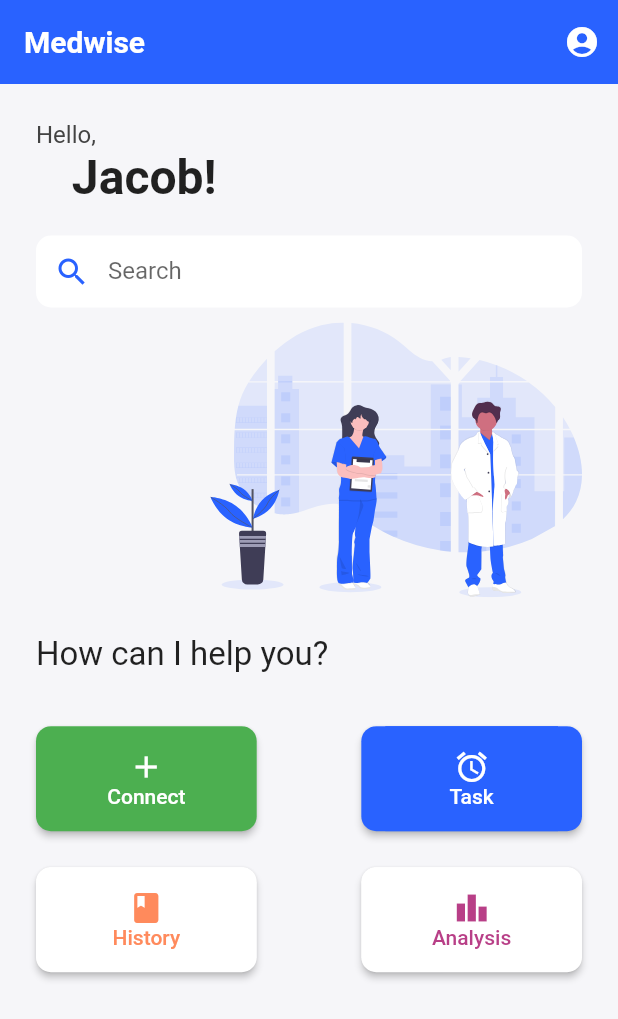
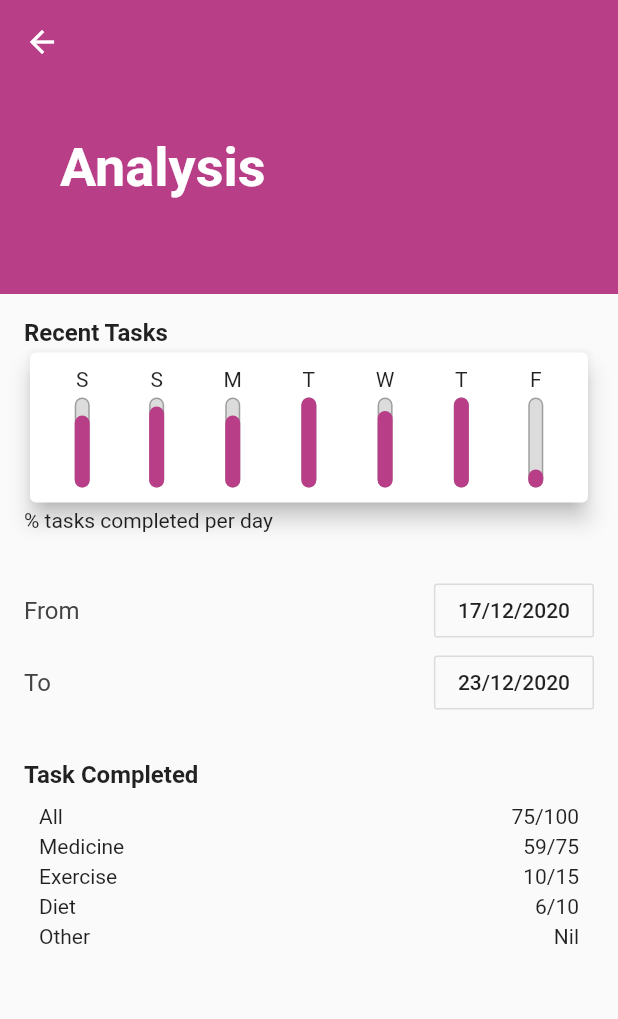
Before and after one commit to NavaneethRenjith/Medwise, a Flutter app: the screen it shows after launch, after a tap on "Analysis", on a phone screen of 412 x 824 dp. Shown: the top 1019 px of the screen. Run offline on Flutter 3.47's test engine with Material 2 defaults, Android fonts, the phone set to English and light mode, and no system bars; our stand-ins replace flutter_svg.

Commit message:
added analysis page

```diff
--- /dev/null
+++ b/Medwise/lib/screens/analysis_page.dart
@@ -0,0 +1,150 @@
+import 'package:flutter/material.dart';
+import 'package:intl/intl.dart';
+
+import '../widgets/chart.dart';
+
+class AnalysisPage extends StatelessWidget {
+  final _dateTo = DateTime.now();
+  final _dateFrom = DateTime.now().subtract(Duration(days: 6));
+
+  @override
+  Widget build(BuildContext context) {
+    return Scaffold(
+      appBar: AppBar(
+        backgroundColor: Color(0xffB83F87),
+        elevation: 0,
+      ),
+      body: Container(
+        child: SingleChildScrollView(
+          child: Column(
+            children: [
+              Container(
+                // Analysis heading section
+                height: 140,
+                width: MediaQuery.of(context).size.width,
+                color: Color(0xffB83F87),
+                padding: EdgeInsets.only(left: 40, top: 35),
+                child: Text(
+                  'Analysis',
+                  style: TextStyle(
+                    color: Colors.white,
+                    fontSize: 36,
+                    fontWeight: FontWeight.bold,
+                  ),
+                ),
+              ),
+              Padding(
+                padding: EdgeInsets.all(16),
+                child: Column(
+                  crossAxisAlignment: CrossAxisAlignment.start,
+                  children: [
+                    Text(
+                      'Recent Tasks',
+                      style: TextStyle(
+                          // color: Color(0xffB83F87),
+                          fontWeight: FontWeight.bold,
+                          fontSize: 16),
+                    ),
+                    Chart(), // Recent tasks chart
+                    Text(
+                      '% tasks completed per day',
+                    ),
+                    Padding(
+                      // Date selection
+                      padding: EdgeInsets.symmetric(vertical: 28),
+                      child: Column(
+                        children: [
+                          Row(
+                            mainAxisAlignment: MainAxisAlignment.spaceBetween,
+                            children: [
+                              Text(
+                                'From',
+                                style: Theme.of(context).textTheme.subtitle1,
+                              ),
+                              OutlineButton(
+                                onPressed: () {},
+                                child:
+                                    Text(DateFormat('d/M/y').format(_dateFrom)),
+                              ),
+                            ],
+                          ),
+                          Row(
+                            mainAxisAlignment: MainAxisAlignment.spaceBetween,
+                            children: [
+                              Text(
+                                'To',
+                                style: Theme.of(context).textTheme.subtitle1,
+                              ),
+                              OutlineButton(
+                                onPressed: () {},
+                                child:
+                                    Text(DateFormat('d/M/y').format(_dateTo)),
+                              ),
+                            ],
+                          ),
+                        ],
+                      ),
+                    ),
+                    Text(
+                      'Task Completed',
+                      style: TextStyle(
+                          // color: Color(0xffB83F87),
+                          fontWeight: FontWeight.bold,
+                          fontSize: 16),
+                    ),
+                    Padding(
+                      padding: const EdgeInsets.all(10),
+                      child: Column(
+                        children: [
+                          Row(
+                            mainAxisAlignment: MainAxisAlignment.spaceBetween,
+                            children: [
+                              Text('All'),
+                              Text('75/100'),
+                            ],
+                          ),
+                          SizedBox(height: 4),
+                          Row(
+                            mainAxisAlignment: MainAxisAlignment.spaceBetween,
+                            children: [
+                              Text('Medicine'),
+                              Text('59/75'),
+                            ],
+                          ),
+                          SizedBox(height: 4),
+                          Row(
+                            mainAxisAlignment: MainAxisAlignment.spaceBetween,
+                            children: [
+                              Text('Exercise'),
+                              Text('10/15'),
+                            ],
+                          ),
+                          SizedBox(height: 4),
+                          Row(
+                            mainAxisAlignment: MainAxisAlignment.spaceBetween,
+                            children: [
+                              Text('Diet'),
+                              Text('6/10'),
+                            ],
+                          ),
+                          SizedBox(height: 4),
+                          Row(
+                            mainAxisAlignment: MainAxisAlignment.spaceBetween,
+                            children: [
+                              Text('Other'),
+                              Text('Nil'),
+                            ],
+                          ),
+                        ],
+                      ),
+                    )
+                  ],
+                ),
+              ),
+            ],
+          ),
+        ),
+      ),
+    );
+  }
+}
--- a/Medwise/lib/screens/home_page.dart
+++ b/Medwise/lib/screens/home_page.dart
@@ -5,6 +5,7 @@ import '../screens/task_page.dart';
 import './connect_page.dart';
 import './profile_page.dart';
 import './history_page.dart';
+import '../screens/analysis_page.dart';
 
 class HomePage extends StatelessWidget {
   @override
@@ -233,7 +234,13 @@ class HomePage extends StatelessWidget {
                         borderRadius: BorderRadius.circular(10),
                       ),
                       child: RaisedButton(
-                        onPressed: () {},
+                        onPressed: () {
+                          Navigator.push(
+                            context,
+                            MaterialPageRoute(
+                                builder: (context) => AnalysisPage()),
+                          );
+                        },
                         color: Colors.white,
                         shape: RoundedRectangleBorder(
                           borderRadius: BorderRadius.circular(10.0),
--- a/Medwise/lib/screens/new_task.dart
+++ b/Medwise/lib/screens/new_task.dart
@@ -71,6 +71,7 @@ class _NewTaskState extends State<NewTask> {
         ],
       ),
       body: Container(
+        child: SingleChildScrollView(
           child: Column(
             children: [
               Container(
@@ -109,7 +110,8 @@ class _NewTaskState extends State<NewTask> {
                               ),
                             ),
                           ),
-                        FlatButton(
+                          OutlineButton(
+                            borderSide: BorderSide(color: Colors.purple),
                             onPressed: _presentDatePicker,
                             child: Text(
                               'Choose Date',
@@ -143,13 +145,13 @@ class _NewTaskState extends State<NewTask> {
                     SizedBox(
                       height: 60,
                     ),
-                  FlatButton(
+                    OutlineButton(
                       // Time Picker section
+                      borderSide: BorderSide(color: Colors.grey),
                       padding: EdgeInsets.symmetric(
                         vertical: 8,
                         horizontal: 24,
                       ),
-                    color: Color.fromRGBO(220, 220, 220, 0.5),
                       onPressed: _presentTimePicker,
                       child: _selectedTime == null
                           ? Text(
@@ -234,6 +236,7 @@ class _NewTaskState extends State<NewTask> {
             ],
           ),
         ),
+      ),
     );
   }
 }
--- /dev/null
+++ b/Medwise/lib/widgets/chart.dart
@@ -0,0 +1,276 @@
+import 'package:flutter/material.dart';
+import 'package:intl/intl.dart';
+
+class Chart extends StatelessWidget {
+  // List<Map<String,Object>> get recentTasks {
+  //   return List.generate(7, (index) {
+  //     final weekDay = DateTime.now().subtract(
+  //       Duration(days: index),
+  //     );
+
+  //     return {
+  //       'date': DateFormat.E().format(weekDay).substring(0, 1),
+  //     };
+  //   }).reversed.toList();
+  // }
+
+  @override
+  Widget build(BuildContext context) {
+    return Card(
+      elevation: 6,
+      child: Padding(
+        padding: const EdgeInsets.all(10),
+        child: Row(
+          mainAxisAlignment: MainAxisAlignment.spaceAround,
+          children: [
+            Column(
+              //6 days back
+              children: [
+                Text('S'),
+                SizedBox(height: 4),
+                Container(
+                  height: 60,
+                  width: 10,
+                  child: Stack(
+                    alignment: Alignment.bottomCenter,
+                    children: [
+                      Container(
+                        decoration: BoxDecoration(
+                          border: Border.all(
+                            color: Colors.grey,
+                            width: 1,
+                          ),
+                          color: Color.fromRGBO(220, 220, 220, 1),
+                          borderRadius: BorderRadius.circular(10),
+                        ),
+                      ),
+                      FractionallySizedBox(
+                        heightFactor: 0.8,
+                        child: Container(
+                          decoration: BoxDecoration(
+                            color: Color(0xffB83F87),
+                            borderRadius: BorderRadius.circular(10),
+                          ),
+                        ),
+                      ),
+                    ],
+                  ),
+                ),
+              ],
+            ),
+            Column(
+              //5 days back
+              children: [
+                Text('S'),
+                SizedBox(height: 4),
+                Container(
+                  height: 60,
+                  width: 10,
+                  child: Stack(
+                    alignment: Alignment.bottomCenter,
+                    children: [
+                      Container(
+                        decoration: BoxDecoration(
+                          border: Border.all(
+                            color: Colors.grey,
+                            width: 1,
+                          ),
+                          color: Color.fromRGBO(220, 220, 220, 1),
+                          borderRadius: BorderRadius.circular(10),
+                        ),
+                      ),
+                      FractionallySizedBox(
+                        heightFactor: 0.9,
+                        child: Container(
+                          decoration: BoxDecoration(
+                            color: Color(0xffB83F87),
+                            borderRadius: BorderRadius.circular(10),
+                          ),
+                        ),
+                      ),
+                    ],
+                  ),
+                ),
+              ],
+            ),
+            Column(
+              //4 days back
+              children: [
+                Text('M'),
+                SizedBox(height: 4),
+                Container(
+                  height: 60,
+                  width: 10,
+                  child: Stack(
+                    alignment: Alignment.bottomCenter,
+                    children: [
+                      Container(
+                        decoration: BoxDecoration(
+                          border: Border.all(
+                            color: Colors.grey,
+                            width: 1,
+                          ),
+                          color: Color.fromRGBO(220, 220, 220, 1),
+                          borderRadius: BorderRadius.circular(10),
+                        ),
+                      ),
+                      FractionallySizedBox(
+                        heightFactor: 0.8,
+                        child: Container(
+                          decoration: BoxDecoration(
+                            color: Color(0xffB83F87),
+                            borderRadius: BorderRadius.circular(10),
+                          ),
+                        ),
+                      ),
+                    ],
+                  ),
+                ),
+              ],
+            ),
+            Column(
+              //3 days back
+              children: [
+                Text('T'),
+                SizedBox(height: 4),
+                Container(
+                  height: 60,
+                  width: 10,
+                  child: Stack(
+                    alignment: Alignment.bottomCenter,
+                    children: [
+                      Container(
+                        decoration: BoxDecoration(
+                          border: Border.all(
+                            color: Colors.grey,
+                            width: 1,
+                          ),
+                          color: Color.fromRGBO(220, 220, 220, 1),
+                          borderRadius: BorderRadius.circular(10),
+                        ),
+                      ),
+                      FractionallySizedBox(
+                        heightFactor: 1,
+                        child: Container(
+                          decoration: BoxDecoration(
+                            color: Color(0xffB83F87),
+                            borderRadius: BorderRadius.circular(10),
+                          ),
+                        ),
+                      ),
+                    ],
+                  ),
+                ),
+              ],
+            ),
+            Column(
+              //2 days back
+              children: [
+                Text('W'),
+                SizedBox(height: 4),
+                Container(
+                  height: 60,
+                  width: 10,
+                  child: Stack(
+                    alignment: Alignment.bottomCenter,
+                    children: [
+                      Container(
+                        decoration: BoxDecoration(
+                          border: Border.all(
+                            color: Colors.grey,
+                            width: 1,
+                          ),
+                          color: Color.fromRGBO(220, 220, 220, 1),
+                          borderRadius: BorderRadius.circular(10),
+                        ),
+                      ),
+                      FractionallySizedBox(
+                        heightFactor: 0.85,
+                        child: Container(
+                          decoration: BoxDecoration(
+                            color: Color(0xffB83F87),
+                            borderRadius: BorderRadius.circular(10),
+                          ),
+                        ),
+                      ),
+                    ],
+                  ),
+                ),
+              ],
+            ),
+            Column(
+              //1 day back
+              children: [
+                Text('T'),
+                SizedBox(height: 4),
+                Container(
+                  height: 60,
+                  width: 10,
+                  child: Stack(
+                    alignment: Alignment.bottomCenter,
+                    children: [
+                      Container(
+                        decoration: BoxDecoration(
+                          border: Border.all(
+                            color: Colors.grey,
+                            width: 1,
+                          ),
+                          color: Color.fromRGBO(220, 220, 220, 1),
+                          borderRadius: BorderRadius.circular(10),
+                        ),
+                      ),
+                      FractionallySizedBox(
+                        heightFactor: 1,
+                        child: Container(
+                          decoration: BoxDecoration(
+                            color: Color(0xffB83F87),
+                            borderRadius: BorderRadius.circular(10),
+                          ),
+                        ),
+                      ),
+                    ],
+                  ),
+                ),
+              ],
+            ),
+            Column(
+              //Today
+              children: [
+                Text('F'),
+                SizedBox(height: 4),
+                Container(
+                  height: 60,
+                  width: 10,
+                  child: Stack(
+                    alignment: Alignment.bottomCenter,
+                    children: [
+                      Container(
+                        decoration: BoxDecoration(
+                          border: Border.all(
+                            color: Colors.grey,
+                            width: 1,
+                          ),
+                          color: Color.fromRGBO(220, 220, 220, 1),
+                          borderRadius: BorderRadius.circular(10),
+                        ),
+                      ),
+                      FractionallySizedBox(
+                        heightFactor: 0.2,
+                        child: Container(
+                          decoration: BoxDecoration(
+                            color: Color(0xffB83F87),
+                            borderRadius: BorderRadius.circular(10),
+                          ),
+                        ),
+                      ),
+                    ],
+                  ),
+                ),
+              ],
+            ),
+          ],
+        ),
+      ),
+    );
+  }
+}
```
Lines whose indentation alone changed are shown as unchanged.
